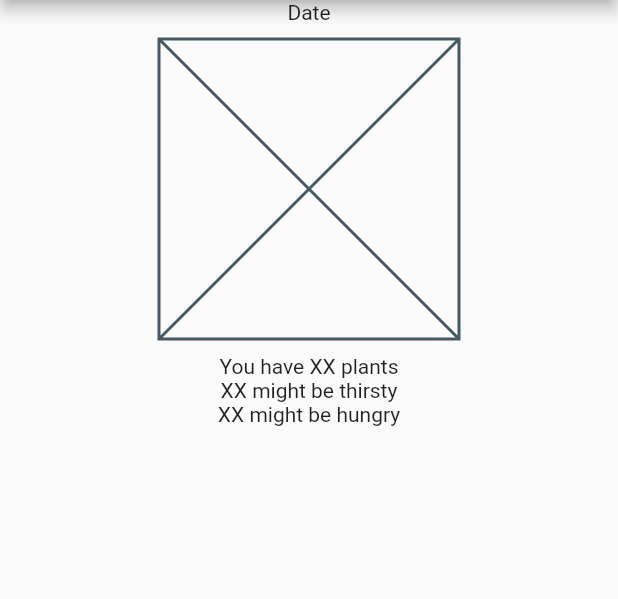
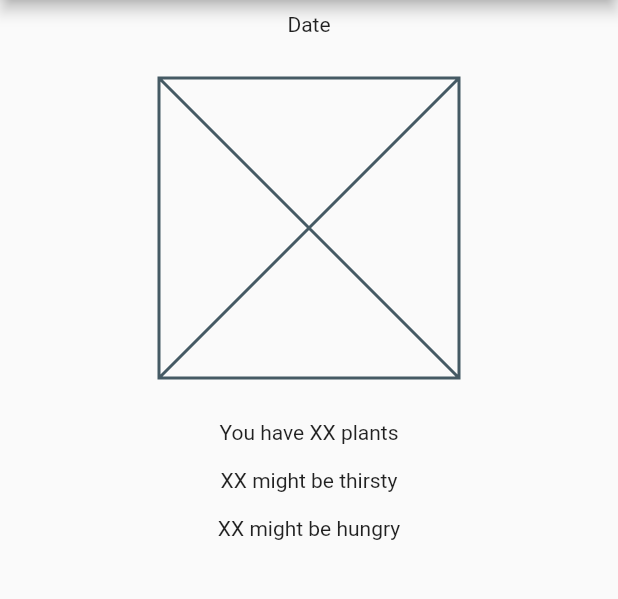
Before and after one commit to c-gasiciel/plant-tracker, a Flutter app: the screen it shows after launch, on a phone screen of 412 x 824 dp, the part 84-683 px from its top. Run offline on Flutter 3.47's test engine with Material 2 defaults, Android fonts, the light colour scheme and no system bars.

Commit message:
Modularized home screen layout

```diff
--- a/lib/main_screen.dart
+++ b/lib/main_screen.dart
@@ -21,13 +21,20 @@ class MainScreen extends StatelessWidget{
       appBar: AppBar(title: Text(title)),
       body: Column(
         children: [
-          Text('Date'),
-          CenteredPlaceholder(padding: 10),
-          Text('You have XX plants'),
-          Text('XX might be thirsty'),
-          Text('XX might be hungry')
+          paddedText(8.0, 'Date'),
+          CenteredPlaceholder(padding: 20),
+          paddedText(8.0, 'You have XX plants'),
+          paddedText(8.0, 'XX might be thirsty'),
+          paddedText(8.0, 'XX might be hungry'),
         ],
       )
     );//Scaffold
   }
+
+  Widget paddedText(double padding, String text){
+    return Padding(
+      padding: EdgeInsets.all(padding),
+      child: Text(text),
+    );
+  }
 }
```
